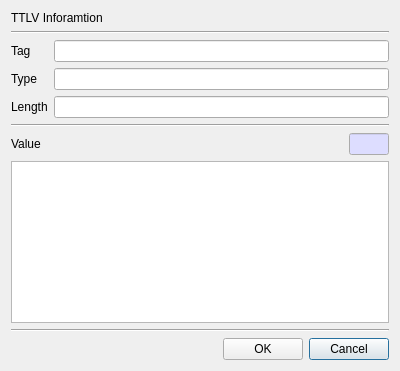
This is BerEditor/edit_ttlv_dlg.ui in jykim74/BerEditor as Qt 5 draws it before an edit. The edited form follows.
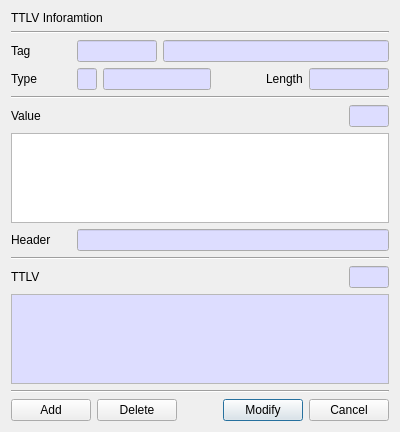
This is the edited form.

Diff of the .ui file:
```diff
--- a/BerEditor/edit_ttlv_dlg.ui
+++ b/BerEditor/edit_ttlv_dlg.ui
@@ -7,7 +7,7 @@
     <x>0</x>
     <y>0</y>
     <width>400</width>
-    <height>371</height>
+    <height>432</height>
    </rect>
   </property>
   <property name="windowTitle">
@@ -33,35 +33,264 @@
      <property name="topMargin">
       <number>0</number>
      </property>
-     <item row="2" column="0">
-      <widget class="QLabel" name="label_4">
-       <property name="text">
-        <string>Length</string>
-       </property>
-      </widget>
-     </item>
      <item row="0" column="0">
       <widget class="QLabel" name="label_2">
+       <property name="minimumSize">
+        <size>
+         <width>60</width>
+         <height>0</height>
+        </size>
+       </property>
        <property name="text">
         <string>Tag</string>
        </property>
       </widget>
      </item>
-     <item row="1" column="0">
+     <item row="0" column="1">
+      <widget class="QLineEdit" name="mTagText">
+       <property name="minimumSize">
+        <size>
+         <width>80</width>
+         <height>0</height>
+        </size>
+       </property>
+       <property name="maximumSize">
+        <size>
+         <width>80</width>
+         <height>16777215</height>
+        </size>
+       </property>
+       <property name="palette">
+        <palette>
+         <active>
+          <colorrole role="Base">
+           <brush brushstyle="SolidPattern">
+            <color alpha="255">
+             <red>221</red>
+             <green>221</green>
+             <blue>255</blue>
+            </color>
+           </brush>
+          </colorrole>
+         </active>
+         <inactive>
+          <colorrole role="Base">
+           <brush brushstyle="SolidPattern">
+            <color alpha="255">
+             <red>221</red>
+             <green>221</green>
+             <blue>255</blue>
+            </color>
+           </brush>
+          </colorrole>
+         </inactive>
+         <disabled/>
+        </palette>
+       </property>
+       <property name="readOnly">
+        <bool>true</bool>
+       </property>
+      </widget>
+     </item>
+     <item row="0" column="2">
+      <widget class="QLineEdit" name="mTagNameText">
+       <property name="palette">
+        <palette>
+         <active>
+          <colorrole role="Base">
+           <brush brushstyle="SolidPattern">
+            <color alpha="255">
+             <red>221</red>
+             <green>221</green>
+             <blue>255</blue>
+            </color>
+           </brush>
+          </colorrole>
+         </active>
+         <inactive>
+          <colorrole role="Base">
+           <brush brushstyle="SolidPattern">
+            <color alpha="255">
+             <red>221</red>
+             <green>221</green>
+             <blue>255</blue>
+            </color>
+           </brush>
+          </colorrole>
+         </inactive>
+         <disabled/>
+        </palette>
+       </property>
+       <property name="readOnly">
+        <bool>true</bool>
+       </property>
+      </widget>
+     </item>
+    </layout>
+   </item>
+   <item>
+    <layout class="QGridLayout" name="gridLayout_7">
+     <property name="topMargin">
+      <number>0</number>
+     </property>
+     <item row="0" column="2">
+      <widget class="QLineEdit" name="mTypeNameText">
+       <property name="palette">
+        <palette>
+         <active>
+          <colorrole role="Base">
+           <brush brushstyle="SolidPattern">
+            <color alpha="255">
+             <red>221</red>
+             <green>221</green>
+             <blue>255</blue>
+            </color>
+           </brush>
+          </colorrole>
+         </active>
+         <inactive>
+          <colorrole role="Base">
+           <brush brushstyle="SolidPattern">
+            <color alpha="255">
+             <red>221</red>
+             <green>221</green>
+             <blue>255</blue>
+            </color>
+           </brush>
+          </colorrole>
+         </inactive>
+         <disabled/>
+        </palette>
+       </property>
+       <property name="readOnly">
+        <bool>true</bool>
+       </property>
+      </widget>
+     </item>
+     <item row="0" column="4">
+      <widget class="QLabel" name="label_4">
+       <property name="text">
+        <string>Length</string>
+       </property>
+      </widget>
+     </item>
+     <item row="0" column="5">
+      <widget class="QLineEdit" name="mLengthText">
+       <property name="minimumSize">
+        <size>
+         <width>80</width>
+         <height>0</height>
+        </size>
+       </property>
+       <property name="maximumSize">
+        <size>
+         <width>80</width>
+         <height>16777215</height>
+        </size>
+       </property>
+       <property name="palette">
+        <palette>
+         <active>
+          <colorrole role="Base">
+           <brush brushstyle="SolidPattern">
+            <color alpha="255">
+             <red>221</red>
+             <green>221</green>
+             <blue>255</blue>
+            </color>
+           </brush>
+          </colorrole>
+         </active>
+         <inactive>
+          <colorrole role="Base">
+           <brush brushstyle="SolidPattern">
+            <color alpha="255">
+             <red>221</red>
+             <green>221</green>
+             <blue>255</blue>
+            </color>
+           </brush>
+          </colorrole>
+         </inactive>
+         <disabled/>
+        </palette>
+       </property>
+       <property name="readOnly">
+        <bool>true</bool>
+       </property>
+      </widget>
+     </item>
+     <item row="0" column="1">
+      <widget class="QLineEdit" name="mTypeText">
+       <property name="minimumSize">
+        <size>
+         <width>20</width>
+         <height>0</height>
+        </size>
+       </property>
+       <property name="maximumSize">
+        <size>
+         <width>20</width>
+         <height>16777215</height>
+        </size>
+       </property>
+       <property name="palette">
+        <palette>
+         <active>
+          <colorrole role="Base">
+           <brush brushstyle="SolidPattern">
+            <color alpha="255">
+             <red>221</red>
+             <green>221</green>
+             <blue>255</blue>
+            </color>
+           </brush>
+          </colorrole>
+         </active>
+         <inactive>
+          <colorrole role="Base">
+           <brush brushstyle="SolidPattern">
+            <color alpha="255">
+             <red>221</red>
+             <green>221</green>
+             <blue>255</blue>
+            </color>
+           </brush>
+          </colorrole>
+         </inactive>
+         <disabled/>
+        </palette>
+       </property>
+       <property name="readOnly">
+        <bool>true</bool>
+       </property>
+      </widget>
+     </item>
+     <item row="0" column="0">
       <widget class="QLabel" name="label_3">
+       <property name="minimumSize">
+        <size>
+         <width>60</width>
+         <height>0</height>
+        </size>
+       </property>
        <property name="text">
         <string>Type</string>
        </property>
       </widget>
      </item>
-     <item row="0" column="1">
-      <widget class="QLineEdit" name="mTagText"/>
-     </item>
-     <item row="1" column="1">
-      <widget class="QLineEdit" name="mTypeText"/>
-     </item>
-     <item row="2" column="1">
-      <widget class="QLineEdit" name="mLengthText"/>
+     <item row="0" column="3">
+      <spacer name="horizontalSpacer_4">
+       <property name="orientation">
+        <enum>Qt::Horizontal</enum>
+       </property>
+       <property name="sizeHint" stdset="0">
+        <size>
+         <width>40</width>
+         <height>20</height>
+        </size>
+       </property>
+      </spacer>
      </item>
     </layout>
    </item>
@@ -148,6 +377,171 @@
    <item>
     <widget class="QPlainTextEdit" name="mValueText"/>
    </item>
+   <item>
+    <layout class="QGridLayout" name="gridLayout_4">
+     <property name="topMargin">
+      <number>0</number>
+     </property>
+     <item row="0" column="0">
+      <widget class="QLabel" name="label_6">
+       <property name="minimumSize">
+        <size>
+         <width>60</width>
+         <height>0</height>
+        </size>
+       </property>
+       <property name="text">
+        <string>Header</string>
+       </property>
+      </widget>
+     </item>
+     <item row="0" column="1">
+      <widget class="QLineEdit" name="mHeaderText">
+       <property name="palette">
+        <palette>
+         <active>
+          <colorrole role="Base">
+           <brush brushstyle="SolidPattern">
+            <color alpha="255">
+             <red>221</red>
+             <green>221</green>
+             <blue>255</blue>
+            </color>
+           </brush>
+          </colorrole>
+         </active>
+         <inactive>
+          <colorrole role="Base">
+           <brush brushstyle="SolidPattern">
+            <color alpha="255">
+             <red>221</red>
+             <green>221</green>
+             <blue>255</blue>
+            </color>
+           </brush>
+          </colorrole>
+         </inactive>
+         <disabled/>
+        </palette>
+       </property>
+       <property name="readOnly">
+        <bool>true</bool>
+       </property>
+      </widget>
+     </item>
+    </layout>
+   </item>
+   <item>
+    <widget class="Line" name="line_4">
+     <property name="orientation">
+      <enum>Qt::Horizontal</enum>
+     </property>
+    </widget>
+   </item>
+   <item>
+    <layout class="QGridLayout" name="gridLayout_5">
+     <property name="topMargin">
+      <number>0</number>
+     </property>
+     <item row="0" column="0">
+      <widget class="QLabel" name="label_7">
+       <property name="text">
+        <string>TTLV</string>
+       </property>
+      </widget>
+     </item>
+     <item row="0" column="2">
+      <widget class="QLineEdit" name="mTTLVLenText">
+       <property name="minimumSize">
+        <size>
+         <width>40</width>
+         <height>0</height>
+        </size>
+       </property>
+       <property name="maximumSize">
+        <size>
+         <width>40</width>
+         <height>16777215</height>
+        </size>
+       </property>
+       <property name="palette">
+        <palette>
+         <active>
+          <colorrole role="Base">
+           <brush brushstyle="SolidPattern">
+            <color alpha="255">
+             <red>221</red>
+             <green>221</green>
+             <blue>255</blue>
+            </color>
+           </brush>
+          </colorrole>
+         </active>
+         <inactive>
+          <colorrole role="Base">
+           <brush brushstyle="SolidPattern">
+            <color alpha="255">
+             <red>221</red>
+             <green>221</green>
+             <blue>255</blue>
+            </color>
+           </brush>
+          </colorrole>
+         </inactive>
+         <disabled/>
+        </palette>
+       </property>
+      </widget>
+     </item>
+     <item row="0" column="1">
+      <spacer name="horizontalSpacer_3">
+       <property name="orientation">
+        <enum>Qt::Horizontal</enum>
+       </property>
+       <property name="sizeHint" stdset="0">
+        <size>
+         <width>40</width>
+         <height>20</height>
+        </size>
+       </property>
+      </spacer>
+     </item>
+    </layout>
+   </item>
+   <item>
+    <widget class="QPlainTextEdit" name="mTTLVText">
+     <property name="palette">
+      <palette>
+       <active>
+        <colorrole role="Base">
+         <brush brushstyle="SolidPattern">
+          <color alpha="255">
+           <red>221</red>
+           <green>221</green>
+           <blue>255</blue>
+          </color>
+         </brush>
+        </colorrole>
+       </active>
+       <inactive>
+        <colorrole role="Base">
+         <brush brushstyle="SolidPattern">
+          <color alpha="255">
+           <red>221</red>
+           <green>221</green>
+           <blue>255</blue>
+          </color>
+         </brush>
+        </colorrole>
+       </inactive>
+       <disabled/>
+      </palette>
+     </property>
+     <property name="readOnly">
+      <bool>true</bool>
+     </property>
+    </widget>
+   </item>
    <item>
     <widget class="Line" name="line_3">
      <property name="orientation">
@@ -161,6 +555,33 @@
       <number>0</number>
      </property>
      <item row="0" column="2">
+      <spacer name="horizontalSpacer_2">
+       <property name="orientation">
+        <enum>Qt::Horizontal</enum>
+       </property>
+       <property name="sizeHint" stdset="0">
+        <size>
+         <width>40</width>
+         <height>20</height>
+        </size>
+       </property>
+      </spacer>
+     </item>
+     <item row="0" column="3">
+      <widget class="QPushButton" name="mModifyBtn">
+       <property name="text">
+        <string>Modify</string>
+       </property>
+      </widget>
+     </item>
+     <item row="0" column="0">
+      <widget class="QPushButton" name="mAddBtn">
+       <property name="text">
+        <string>Add</string>
+       </property>
+      </widget>
+     </item>
+     <item row="0" column="4">
       <widget class="QPushButton" name="mCancelBtn">
        <property name="text">
         <string>Cancel</string>
@@ -170,23 +591,10 @@
      <item row="0" column="1">
       <widget class="QPushButton" name="mOKBtn">
        <property name="text">
-        <string>OK</string>
+        <string>Delete</string>
        </property>
       </widget>
      </item>
-     <item row="0" column="0">
-      <spacer name="horizontalSpacer_2">
-       <property name="orientation">
-        <enum>Qt::Horizontal</enum>
-       </property>
-       <property name="sizeHint" stdset="0">
-        <size>
-         <width>40</width>
-         <height>20</height>
-        </size>
-       </property>
-      </spacer>
-     </item>
     </layout>
    </item>
   </layout>
```
Left out of the diff: 4 changed lines with no effect on the pictures.
